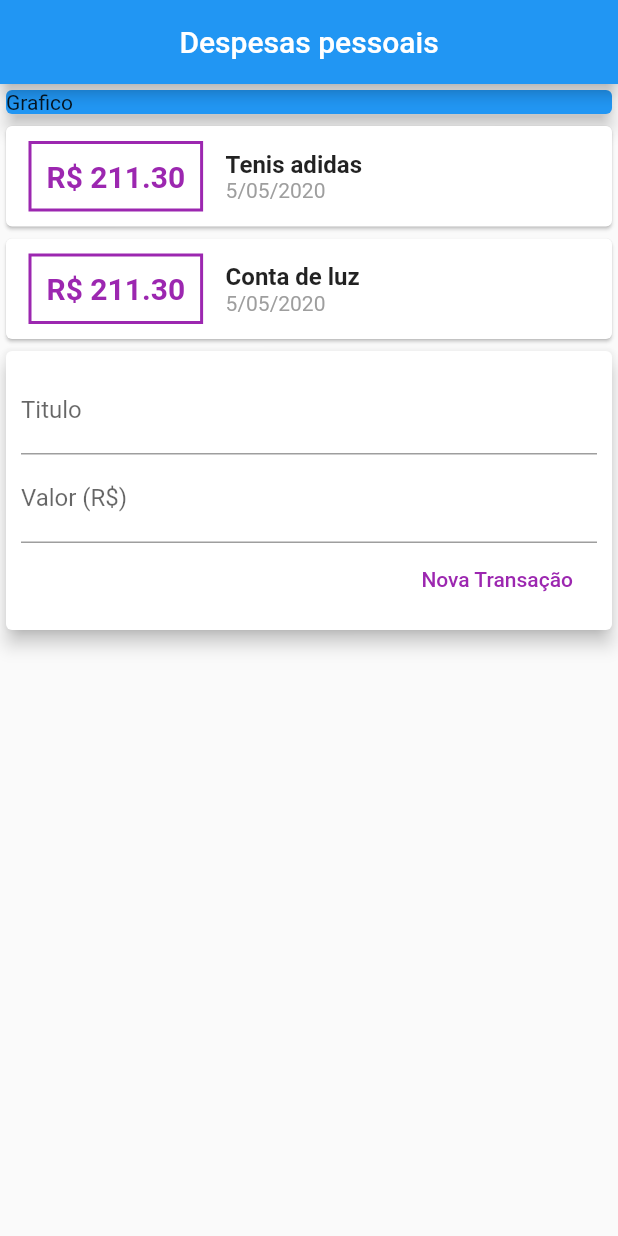
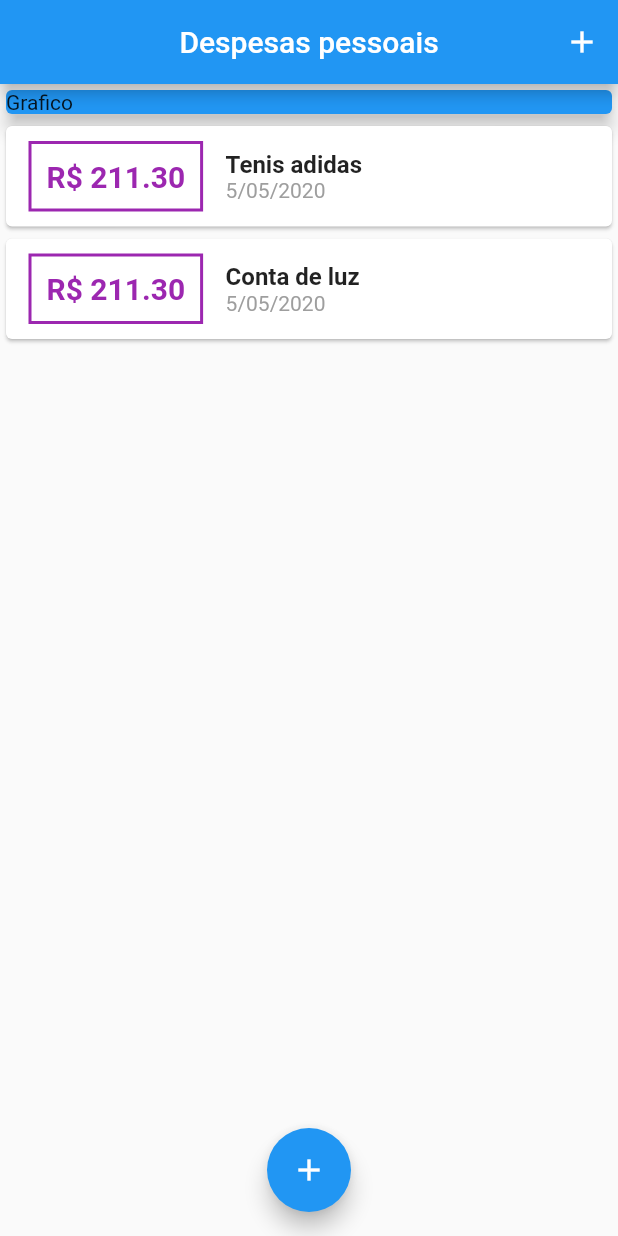
Before and after one commit to GabLeal/personalExpenses, a Flutter app: the screen it shows after launch, on a phone screen of 412 x 824 dp. Run offline on Flutter 3.47's test engine with Material 2 defaults, Android fonts, the phone set to English and light mode, and no system bars.

Commit message:
add expenses

```diff
--- /dev/null
+++ b/expenses/lib/components/transaction_list.dart
@@ -0,0 +1,67 @@
+import 'package:expenses/models/transaction.dart';
+import 'package:flutter/material.dart';
+import 'package:intl/intl.dart';
+
+class TransactionsList extends StatelessWidget {
+
+  final List<Transaction> transactions;
+
+  TransactionsList(this.transactions);
+
+  @override
+  Widget build(BuildContext context) {
+    return Container(
+        height: 300,
+        child: ListView.builder(
+          itemCount: transactions.length,
+          itemBuilder: (ctx, index){
+            final tr = transactions[index];
+            return Card(
+              child: Row(
+                children: <Widget>[
+                  Container(
+                    margin: EdgeInsets.symmetric(
+                      horizontal: 15,
+                      vertical: 10
+                    ),
+                    decoration: BoxDecoration(
+                      border: Border.all(
+                        color: Colors.purple,
+                        width: 2
+                      )
+                    ),
+                    padding: EdgeInsets.all(10),
+                    child: Text(
+                      "R\$ ${tr.value.toStringAsFixed(2)}",
+                      style: TextStyle(
+                        fontWeight: FontWeight.bold,
+                        fontSize: 20,
+                        color: Colors.purple
+                      ),
+                    ),
+                  ),
+                  Column(
+                    crossAxisAlignment: CrossAxisAlignment.start,
+                    children: <Widget>[
+                      Text(tr.title,
+                        style: TextStyle(
+                          fontSize: 16,
+                          fontWeight: FontWeight.bold
+                        ),
+                      ),
+                      Text(
+                        DateFormat("d/MM/y").format(tr.date),
+                        style: TextStyle(
+                          color: Colors.grey
+                        ),
+                      ),
+                    ],
+                  )
+                ],
+              ),
+            );
+          },
+        ),
+    );
+  }
+}
--- a/expenses/lib/main.dart
+++ b/expenses/lib/main.dart
@@ -1,6 +1,9 @@
-import 'package:expenses/models/transaction.dart';
+import 'package:expenses/components/transaction_form.dart';
 import 'package:flutter/material.dart';
-import 'package:intl/intl.dart';
+import 'components/transaction_form.dart';
+import 'components/transaction_list.dart';
+import 'models/transaction.dart';
+import 'dart:math';
 
 
 main()=> runApp(ExpensesApp());
@@ -15,11 +18,15 @@ class ExpensesApp extends StatelessWidget {
   }
 }
 
-class MyHomePage extends StatelessWidget {
-  final titleController = TextEditingController();
-  final valueController = TextEditingController();
+class MyHomePage extends StatefulWidget {
 
-  final _trasactions = [
+  @override
+  _MyHomePageState createState() => _MyHomePageState();
+}
+
+class _MyHomePageState extends State<MyHomePage> {
+
+    final _transactions = [
     Transaction(
       id: "t2",
       title: "Tenis adidas",
@@ -34,14 +41,44 @@ class MyHomePage extends StatelessWidget {
       date: DateTime.now()
     )
   ];
+
+  _addTransaction(String title, double value){
+    final newTransaction = Transaction(
+      id: Random().nextDouble().toString(),
+      title: title,
+      value: value,
+      date: DateTime.now()
+    );
+
+    setState(() {
+      _transactions.add(newTransaction);
+    });
+  }
+
+  _openTransactionFormModal(BuildContext context){
+    showModalBottomSheet(
+      context: context,
+      builder: (_){
+        return TransactionForm(_addTransaction);
+      }
+    );
+  }
+
   @override
   Widget build(BuildContext context) {
     return Scaffold(
       appBar: AppBar(
         title: Text("Despesas pessoais"),
         centerTitle: true,
+        actions: <Widget>[
+          IconButton(
+            icon: Icon(Icons.add),
+            onPressed: ()=> _openTransactionFormModal(context)
+          )
+        ],
       ),
-      body: Column(
+      body: SingleChildScrollView(
+          child: Column(
           crossAxisAlignment: CrossAxisAlignment.stretch,
           children: <Widget>[
             Container(
@@ -51,92 +88,15 @@ class MyHomePage extends StatelessWidget {
                 elevation: 5,
               ),
             ),
-          Column(
-            children: _trasactions.map((tr){
-              return Card(
-                child: Row(
-                  children: <Widget>[
-                    Container(
-                      margin: EdgeInsets.symmetric(
-                        horizontal: 15,
-                        vertical: 10
-                      ),
-                      decoration: BoxDecoration(
-                        border: Border.all(
-                          color: Colors.purple,
-                          width: 2
-                        )
-                      ),
-                      padding: EdgeInsets.all(10),
-                      child: Text(
-                        "R\$ ${tr.value.toStringAsFixed(2)}",
-                        style: TextStyle(
-                          fontWeight: FontWeight.bold,
-                          fontSize: 20,
-                          color: Colors.purple
-                        ),
-                      ),
-                    ),
-                    Column(
-                      crossAxisAlignment: CrossAxisAlignment.start,
-                      children: <Widget>[
-                        Text(tr.title,
-                          style: TextStyle(
-                            fontSize: 16,
-                            fontWeight: FontWeight.bold
-                          ),
-                        ),
-                        Text(
-                          DateFormat("d/MM/y").format(tr.date),
-                          style: TextStyle(
-                            color: Colors.grey
-                          ),
-                        ),
-                      ],
-                    )
-                  ],
-                ),
-              );
-            }).toList(),
-          ),
-          Card(
-            elevation: 5,
-            child: Padding(
-              padding: const EdgeInsets.all(10),
-              child: Column(
-                children: <Widget>[
-                  TextField(
-                    controller: titleController,
-                    decoration: InputDecoration(
-                      labelText: "Titulo"
-                    ),
-                  ),
-                  TextField(
-                    controller: valueController,
-                    decoration: InputDecoration(
-                      labelText: "Valor (R\$)"
-                    ),
-                  ),
-                  Row(
-                    mainAxisAlignment: MainAxisAlignment.end,
-                    children: <Widget>[
-                      FlatButton(
-                        child: Text("Nova Transação"),
-                        textColor: Colors.purple,
-                        onPressed: (){
-                          print(titleController.text);
-                          print(valueController.text);
-                        },
-                      )
-                    ],
-                  )
+            TransactionsList(_transactions),
           ],
         ),
       ),
-          )
-        ],
-      )
+      floatingActionButton: FloatingActionButton(
+        child: Icon(Icons.add),
+        onPressed: ()=> _openTransactionFormModal(context),
+      ),
+      floatingActionButtonLocation: FloatingActionButtonLocation.centerFloat,
     );
   }
-
 }
```
Also changed, not shown: expenses/lib/components/transaction_form.dart (added, +68 -0 lines). Lines whose indentation alone changed are shown as unchanged.
